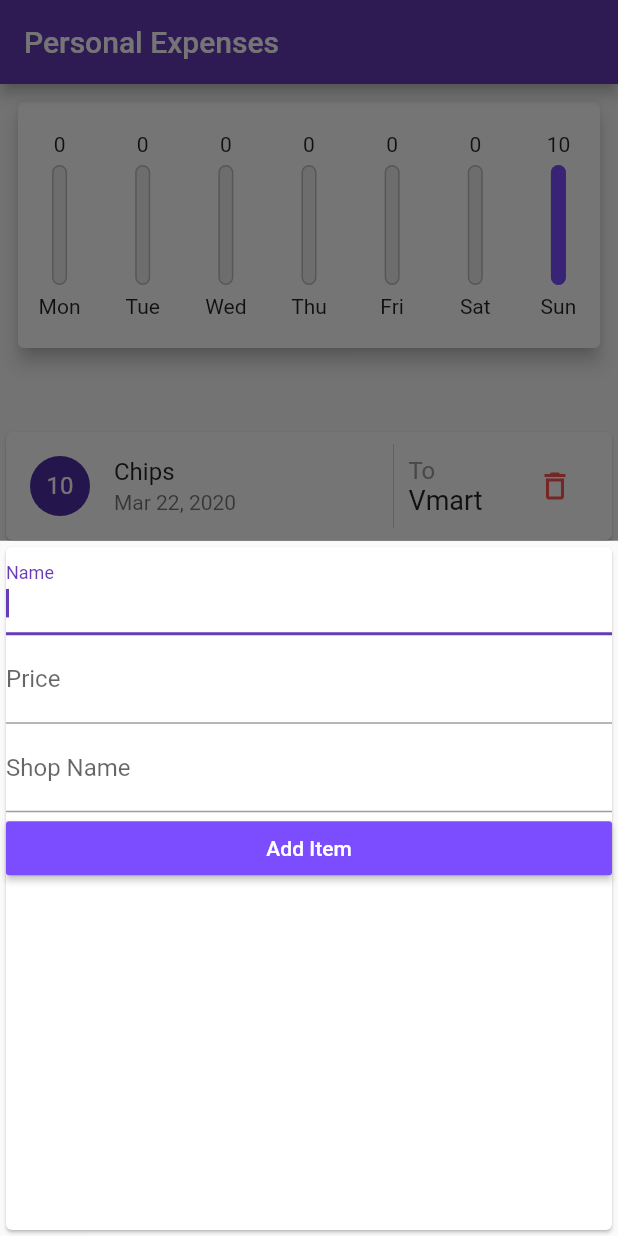
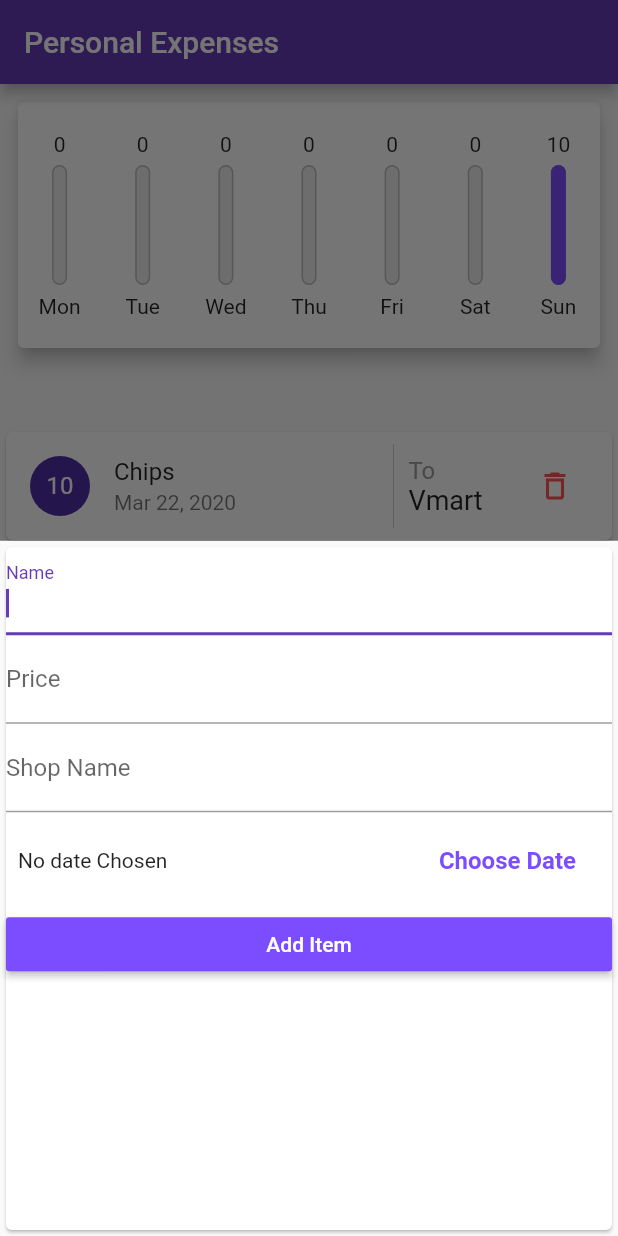
Before and after one commit to bluex4556/udemy_flutter_course, a Flutter app: the screen it shows after launch, after a tap on the "add" icon, on a phone screen of 412 x 824 dp. Run offline on Flutter 3.47's test engine with Material 2 defaults, Android fonts, the phone set to English and light mode, and no system bars.

Commit message:
Added date picker to add transaction

```diff
--- a/expenses_app/lib/main.dart
+++ b/expenses_app/lib/main.dart
@@ -42,12 +42,14 @@ class _MyHomePageState extends State<MyHomePage> {
         shopName: "Vmart"),
   ];
 
-  void addTransaction(String name, String price, String shopName) {
+  void addTransaction(String name, String price, String shopName, DateTime chosenDate) {
+    if(chosenDate == null)
+        chosenDate = DateTime.now();
     setState(() {
       transactions.add(new Transactions(
         item: name,
         amount: int.parse(price),
-        purchaseDate: DateTime.now(),
+        purchaseDate: chosenDate,
         shopName: shopName,
       ));
     });
--- a/expenses_app/lib/widgets/add_transaction.dart
+++ b/expenses_app/lib/widgets/add_transaction.dart
@@ -1,5 +1,6 @@
 import 'package:flutter/material.dart';
 import 'package:flutter/services.dart';
+import 'package:intl/intl.dart';
 
 class AddTransaction extends StatefulWidget {
 
@@ -19,6 +20,8 @@ class _AddTransactionState extends State<AddTransaction> {
 
   final shopNameController = new TextEditingController();
 
+  DateTime _selectedDate;
+
   void submitTransaction()
   {
     final name = nameController.text;
@@ -27,9 +30,24 @@ class _AddTransactionState extends State<AddTransaction> {
     if(name.isEmpty || price.isEmpty || shopName.isEmpty)
       return;
     else {
-      widget.addTransactionHandler(name, price, shopName);
+      final chosenDate = _selectedDate;
+      widget.addTransactionHandler(name, price, shopName, chosenDate);
       Navigator.pop(context);
     }
+  }
+
+  void _presentDatePicker()
+  {
+    showDatePicker(context: context, initialDate: DateTime.now(), firstDate: DateTime(2010), lastDate: DateTime.now()).then(
+        (pickedDate){
+          if(pickedDate == null)
+              return;
+          else
+            setState(() {
+              _selectedDate = pickedDate;
+            });
+        }
+    );
   }
 
   @override
@@ -65,7 +83,22 @@ class _AddTransactionState extends State<AddTransaction> {
             controller: shopNameController,
             onSubmitted: (_)=>submitTransaction(),
           ),
-
+          Container(
+//            width: 10,
+            padding: EdgeInsets.all(8),
+            child: Row(
+              mainAxisAlignment: MainAxisAlignment.spaceBetween,
+              children: <Widget>[
+                Text( _selectedDate == null? "No date Chosen": DateFormat.yMd().format(_selectedDate)),
+                FlatButton(
+                  onPressed: _presentDatePicker,
+                  child: Text(_selectedDate == null? "Choose Date": "Change Date",
+                    style: TextStyle(fontSize: 16,fontWeight: FontWeight.bold  ),),
+                  textColor: Theme.of(context).accentColor,
+                )
+              ],
+            ),
+          ),
           MaterialButton(
             color: Theme.of(context).accentColor,
             child: Text("Add Item"),
```
